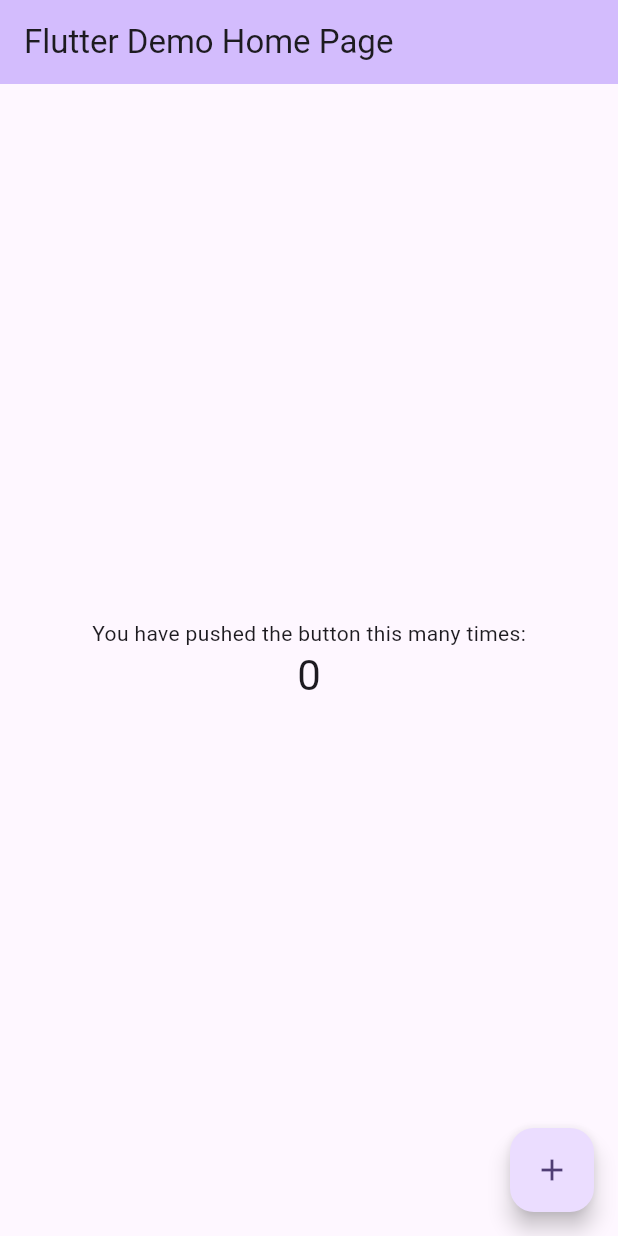
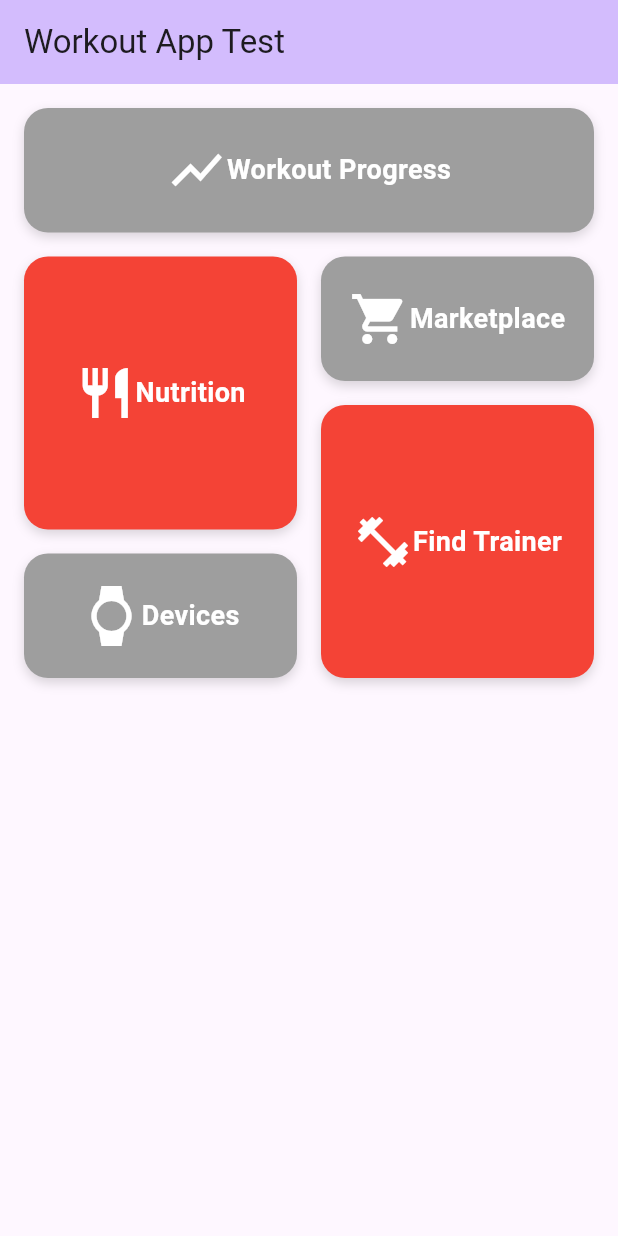
Before and after one commit to muazsazelim/workout-app, a Flutter app: the screen it shows after launch, on a phone screen of 412 x 824 dp. Run offline on Flutter 3.47's test engine with Material 3 defaults, Android fonts, the phone set to English and light mode, and no system bars.

Commit message:
initial dashboard commit

```diff
--- a/lib/main.dart
+++ b/lib/main.dart
@@ -1,4 +1,5 @@
 import 'package:flutter/material.dart';
+import 'package:flutter_staggered_grid_view/flutter_staggered_grid_view.dart';
 
 void main() {
   runApp(const MyApp());
@@ -7,116 +8,134 @@ void main() {
 class MyApp extends StatelessWidget {
   const MyApp({super.key});
 
-  // This widget is the root of your application.
   @override
   Widget build(BuildContext context) {
     return MaterialApp(
-      title: 'Flutter Demo',
+      debugShowCheckedModeBanner: false,
+      themeMode: ThemeMode.dark,
+      title: 'Bento Box Demo',
       theme: ThemeData(
-        // This is the theme of your application.
-        //
-        // TRY THIS: Try running your application with "flutter run". You'll see
-        // the application has a purple toolbar. Then, without quitting the app,
-        // try changing the seedColor in the colorScheme below to Colors.green
-        // and then invoke "hot reload" (save your changes or press the "hot
-        // reload" button in a Flutter-supported IDE, or press "r" if you used
-        // the command line to start the app).
-        //
-        // Notice that the counter didn't reset back to zero; the application
-        // state is not lost during the reload. To reset the state, use hot
-        // restart instead.
-        //
-        // This works for code too, not just values: Most code changes can be
-        // tested with just a hot reload.
         colorScheme: ColorScheme.fromSeed(seedColor: Colors.deepPurple),
+        useMaterial3: true,
       ),
-      home: const MyHomePage(title: 'Flutter Demo Home Page'),
+      home: const MyHomePage(title: 'Workout App Test'),
     );
   }
 }
 
-class MyHomePage extends StatefulWidget {
+class MyHomePage extends StatelessWidget {
   const MyHomePage({super.key, required this.title});
-
-  // This widget is the home page of your application. It is stateful, meaning
-  // that it has a State object (defined below) that contains fields that affect
-  // how it looks.
-
-  // This class is the configuration for the state. It holds the values (in this
-  // case the title) provided by the parent (in this case the App widget) and
-  // used by the build method of the State. Fields in a Widget subclass are
-  // always marked "final".
 
   final String title;
 
   @override
-  State<MyHomePage> createState() => _MyHomePageState();
-}
-
-class _MyHomePageState extends State<MyHomePage> {
-  int _counter = 0;
-
-  void _incrementCounter() {
-    setState(() {
-      // This call to setState tells the Flutter framework that something has
-      // changed in this State, which causes it to rerun the build method below
-      // so that the display can reflect the updated values. If we changed
-      // _counter without calling setState(), then the build method would not be
-      // called again, and so nothing would appear to happen.
-      _counter++;
-    });
-  }
-
-  @override
   Widget build(BuildContext context) {
-    // This method is rerun every time setState is called, for instance as done
-    // by the _incrementCounter method above.
-    //
-    // The Flutter framework has been optimized to make rerunning build methods
-    // fast, so that you can just rebuild anything that needs updating rather
-    // than having to individually change instances of widgets.
     return Scaffold(
       appBar: AppBar(
-        // TRY THIS: Try changing the color here to a specific color (to
-        // Colors.amber, perhaps?) and trigger a hot reload to see the AppBar
-        // change color while the other colors stay the same.
         backgroundColor: Theme.of(context).colorScheme.inversePrimary,
-        // Here we take the value from the MyHomePage object that was created by
-        // the App.build method, and use it to set our appbar title.
-        title: Text(widget.title),
+        title: Text(title),
       ),
-      body: Center(
-        // Center is a layout widget. It takes a single child and positions it
-        // in the middle of the parent.
-        child: Column(
-          // Column is also a layout widget. It takes a list of children and
-          // arranges them vertically. By default, it sizes itself to fit its
-          // children horizontally, and tries to be as tall as its parent.
-          //
-          // Column has various properties to control how it sizes itself and
-          // how it positions its children. Here we use mainAxisAlignment to
-          // center the children vertically; the main axis here is the vertical
-          // axis because Columns are vertical (the cross axis would be
-          // horizontal).
-          //
-          // TRY THIS: Invoke "debug painting" (choose the "Toggle Debug Paint"
-          // action in the IDE, or press "p" in the console), to see the
-          // wireframe for each widget.
-          mainAxisAlignment: MainAxisAlignment.center,
-          children: <Widget>[
-            const Text('You have pushed the button this many times:'),
-            Text(
-              '$_counter',
-              style: Theme.of(context).textTheme.headlineMedium,
+      body: Padding(
+        padding: const EdgeInsets.all(16),
+        child: StaggeredGrid.count(
+          crossAxisCount: 4,
+          mainAxisSpacing: 16,
+          crossAxisSpacing: 16,
+          children: const [
+            StaggeredGridTile.count(
+              crossAxisCellCount: 4,
+              mainAxisCellCount: 1,
+              child: BentoBox(
+                title: "Workout Progress",
+                color: Colors.grey,
+                icon: Icons.show_chart,
+              ),
+            ),
+            StaggeredGridTile.count(
+              crossAxisCellCount: 2,
+              mainAxisCellCount: 2,
+              child: BentoBox(
+                title: "Nutrition",
+                color: Colors.red,
+                icon: Icons.restaurant,
+              ),
+            ),
+            StaggeredGridTile.count(
+              crossAxisCellCount: 2,
+              mainAxisCellCount: 1,
+              child: BentoBox(
+                title: "Marketplace",
+                color: Colors.grey,
+                icon: Icons.shopping_cart,
+              ),
+            ),
+            StaggeredGridTile.count(
+              crossAxisCellCount: 2,
+              mainAxisCellCount: 2,
+              child: BentoBox(
+                title: "Find Trainer",
+                color: Colors.red,
+                icon: Icons.fitness_center,
+              ),
+            ),
+            StaggeredGridTile.count(
+              crossAxisCellCount: 2,
+              mainAxisCellCount: 1,
+              child: BentoBox(
+                title: "Devices",
+                color: Colors.grey,
+                icon: Icons.watch,
+              ),
             ),
           ],
         ),
       ),
-      floatingActionButton: FloatingActionButton(
-        onPressed: _incrementCounter,
-        tooltip: 'Increment',
-        child: const Icon(Icons.add),
-      ), // This trailing comma makes auto-formatting nicer for build methods.
     );
   }
 }
+
+class BentoBox extends StatelessWidget {
+  final String title;
+  final Color color;
+  final IconData icon;
+
+  const BentoBox({
+    super.key,
+    required this.title,
+    required this.color,
+    required this.icon,
+  });
+
+  @override
+  Widget build(BuildContext context) {
+    return Container(
+      decoration: BoxDecoration(
+        color: color,
+        borderRadius: BorderRadius.circular(16),
+        boxShadow: [
+          BoxShadow(
+            color: Colors.black.withOpacity(0.15),
+            blurRadius: 6,
+            offset: const Offset(0, 3),
+          ),
+        ],
+      ),
+      padding: const EdgeInsets.all(16),
+      child: Row(
+        mainAxisAlignment: MainAxisAlignment.center,
+        children: [
+          Icon(icon, color: Colors.white, size: 40),
+          const SizedBox(height: 10),
+          Text(
+            title,
+            style: const TextStyle(
+              fontSize: 18,
+              fontWeight: FontWeight.bold,
+              color: Colors.white,
+            ),
+          ),
+        ],
+      ),
+    );
+  }
+}
```
Also changed, not shown: pubspec.yaml (+41 -65 lines), 67 other files.
